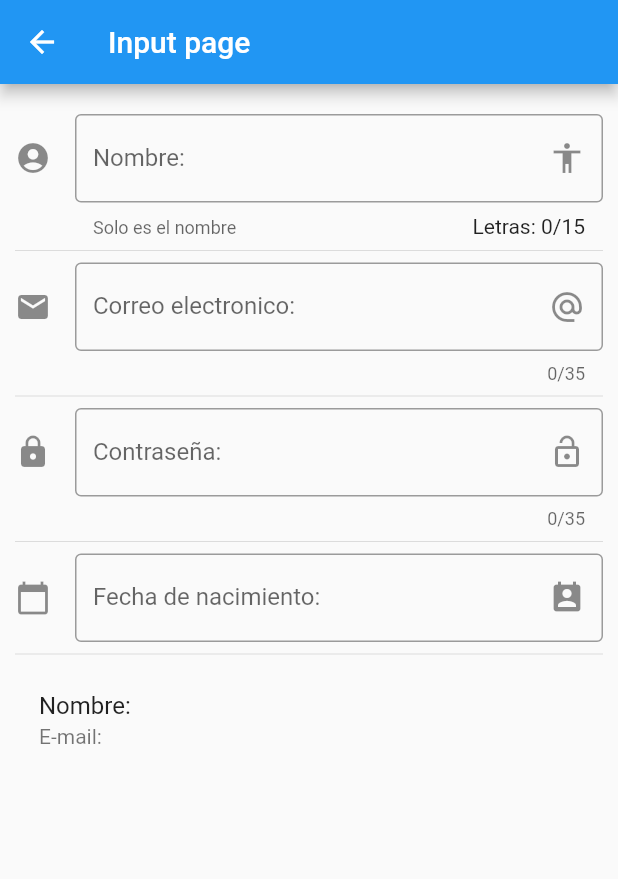
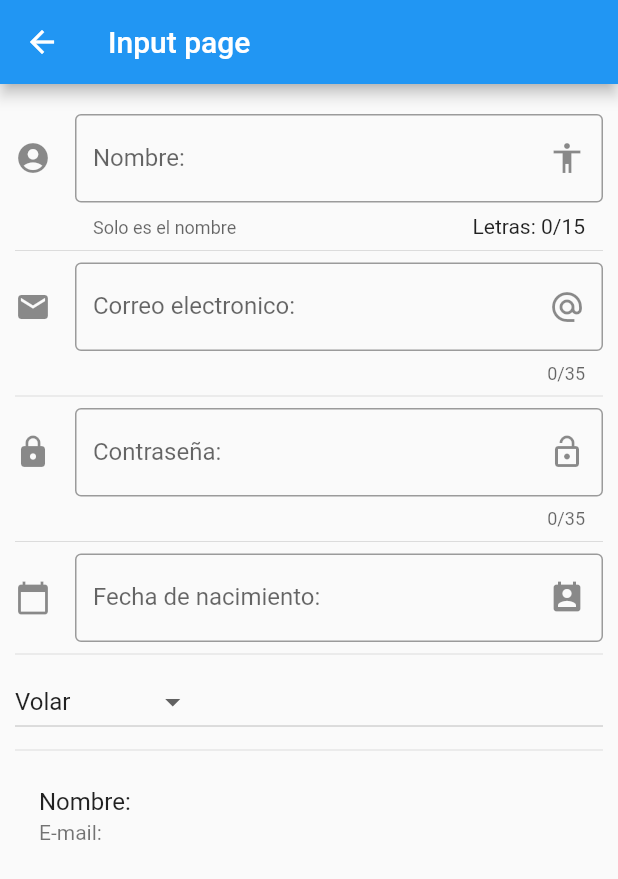
Before and after one commit to VershyCode/flutter-practica-componentes, a Flutter app: the InputPage screen opened by its route, on a phone screen of 412 x 824 dp. Shown: the top 879 px of the screen. Run offline on Flutter 3.47's test engine with Material 2 defaults, Android fonts, the phone set to English and light mode, and no system bars.

Commit message:
Practica 13 - Dropdwon(ComboBox)
Creamos un Dropdown.

```diff
--- a/lib/src/pages/input_page.dart
+++ b/lib/src/pages/input_page.dart
@@ -12,7 +12,9 @@ class _InputPageState extends State<InputPage> {
   String _email = '';
   String _password = '';
   String _fecha = '';
+  String _opcionSeleccionada = 'Volar';
   TextEditingController _inputFieldDateController = new TextEditingController();
+  List<String> _poderes = ['Volar', 'Rayos X', 'Super aliento','Super fuerza'];
 
   @override
   Widget build(BuildContext context) {
@@ -30,6 +32,8 @@ class _InputPageState extends State<InputPage> {
           _crearPassword(),
           Divider(),
           _crearFecha(context),
+          Divider(),
+          _crearDropdown(context),
           Divider(),
           _crearPersona()
         ],
@@ -85,7 +89,6 @@ class _InputPageState extends State<InputPage> {
       }
     );
   }
-
  Widget _crearPassword() {
    return TextField(
       obscureText: true,
@@ -139,4 +142,27 @@ class _InputPageState extends State<InputPage> {
       });
     }
   }
+
+  List<DropdownMenuItem<String>> getOpcionesDropDown(){
+    List<DropdownMenuItem<String>> lista = new List();
+    _poderes.forEach((e) {
+      lista.add(DropdownMenuItem(
+        child: Text(e),
+        value: e,
+      ));
+     });
+     return lista;
+  }
+
+  Widget _crearDropdown(BuildContext context) {
+    return DropdownButton(
+      value: _opcionSeleccionada,
+      items: getOpcionesDropDown(),
+      onChanged: (e){
+        setState(() {
+          _opcionSeleccionada = e;
+        });
+      },
+    );
+  }
 }
```
